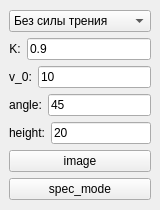
This is menu.ui in z-shigaev/traectory as Qt 5 draws it before an edit. The edited form follows.
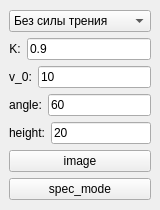
This is the edited form.

What changed in the file:
```diff
--- a/menu.ui
+++ b/menu.ui
@@ -109,7 +109,7 @@
         <item>
          <widget class="QLineEdit" name="lE_angle">
           <property name="text">
-           <string>45</string>
+           <string>60</string>
           </property>
           <property name="placeholderText">
            <string/>
```
